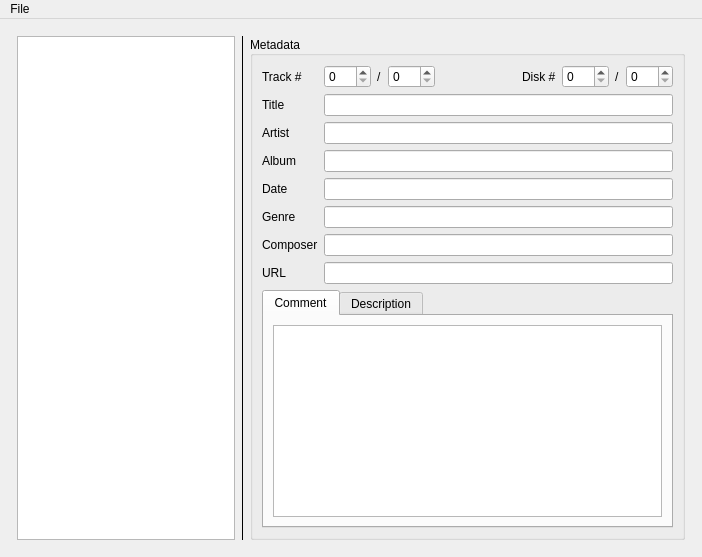
Before: the Qt Designer form src/gui/mainWindow.ui in lukefankhanel/music-metadata-editor, drawn with Qt 5.
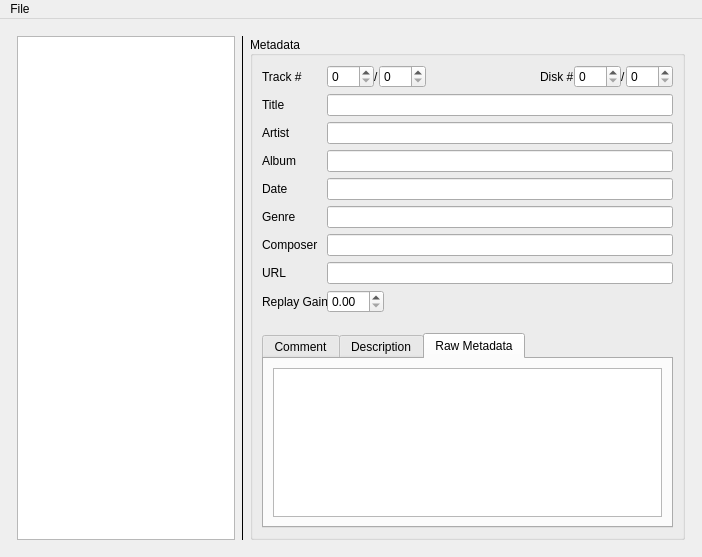
After: the same form once the commit is applied. The open tabs and pages were chosen to show the change.

Commit message: Returning cleanup & fix Genre double fire bug

```diff
--- a/src/gui/mainWindow.ui
+++ b/src/gui/mainWindow.ui
@@ -105,8 +105,11 @@
         <property name="checkable">
          <bool>false</bool>
         </property>
-        <layout class="QGridLayout" name="gridLayout_2">
-         <item row="0" column="0">
+        <layout class="QGridLayout" name="gridLayout_2" rowstretch="0,0,0">
+         <property name="verticalSpacing">
+          <number>20</number>
+         </property>
+         <item row="1" column="0">
           <layout class="QFormLayout" name="formLayout">
            <property name="sizeConstraint">
             <enum>QLayout::SetDefaultConstraint</enum>
@@ -114,6 +117,9 @@
            <property name="fieldGrowthPolicy">
             <enum>QFormLayout::AllNonFixedFieldsGrow</enum>
            </property>
+           <property name="verticalSpacing">
+            <number>6</number>
+           </property>
            <item row="0" column="0">
             <widget class="QLabel" name="label_10">
              <property name="text">
@@ -300,10 +306,43 @@
            <item row="7" column="1">
             <widget class="QLineEdit" name="songURL"/>
            </item>
+           <item row="8" column="0">
+            <widget class="QLabel" name="label_8">
+             <property name="text">
+              <string>Replay Gain</string>
+             </property>
+            </widget>
+           </item>
+           <item row="8" column="1">
+            <layout class="QHBoxLayout" name="horizontalLayout_3">
+             <item>
+              <widget class="QDoubleSpinBox" name="replayGain"/>
+             </item>
+             <item>
+              <spacer name="horizontalSpacer">
+               <property name="orientation">
+                <enum>Qt::Horizontal</enum>
+               </property>
+               <property name="sizeHint" stdset="0">
+                <size>
+                 <width>40</width>
+                 <height>20</height>
+                </size>
+               </property>
+              </spacer>
+             </item>
+            </layout>
+           </item>
           </layout>
          </item>
-         <item row="1" column="0">
+         <item row="2" column="0">
           <widget class="QTabWidget" name="tabWidget">
+           <property name="sizePolicy">
+            <sizepolicy hsizetype="Expanding" vsizetype="Expanding">
+             <horstretch>0</horstretch>
+             <verstretch>0</verstretch>
+            </sizepolicy>
+           </property>
            <property name="currentIndex">
             <number>0</number>
            </property>
@@ -327,6 +366,20 @@
              </item>
             </layout>
            </widget>
+           <widget class="QWidget" name="tab_3">
+            <attribute name="title">
+             <string>Raw Metadata</string>
+            </attribute>
+            <layout class="QGridLayout" name="gridLayout_5">
+             <item row="0" column="0">
+              <widget class="QTextEdit" name="songRawMetadata">
+               <property name="readOnly">
+                <bool>true</bool>
+               </property>
+              </widget>
+             </item>
+            </layout>
+           </widget>
           </widget>
          </item>
         </layout>
```
The commit also changes 3 other files.
